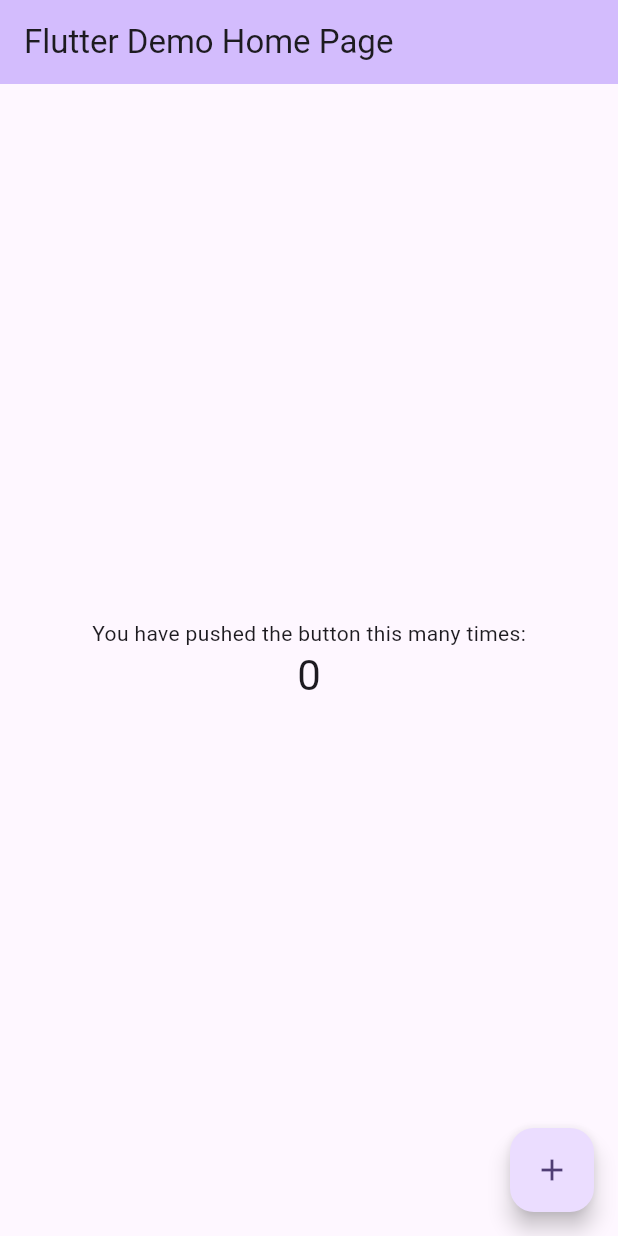
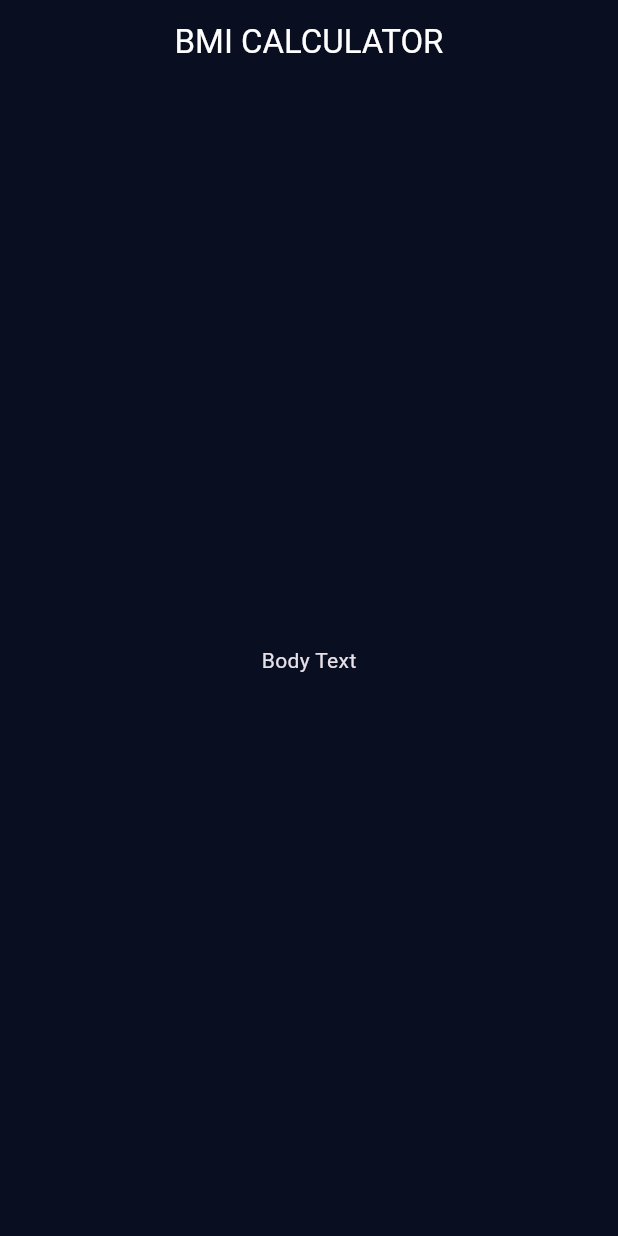
Before and after one commit to harshvaghanii/bmiapp, a Flutter app: the screen it shows after launch, on a phone screen of 412 x 824 dp. Run offline on Flutter 3.47's test engine with Material 3 defaults, Android fonts, the phone set to English and light mode, and no system bars.

Commit message:
adding custom theme and separating the widgets

```diff
--- /dev/null
+++ b/lib/input_page.dart
@@ -0,0 +1,29 @@
+import 'package:flutter/material.dart';
+
+class InputPage extends StatefulWidget {
+  @override
+  _InputPageState createState() => _InputPageState();
+}
+
+class _InputPageState extends State<InputPage> {
+  @override
+  Widget build(BuildContext context) {
+    return Scaffold(
+      appBar: AppBar(
+        title: Center(
+          child: Text(
+            'BMI CALCULATOR',
+            style: TextStyle(
+              color: Colors.white,
+            ),
+          ),
+        ),
+      ),
+      body: Center(
+        child: Text(
+          'Body Text',
+        ),
+      ),
+    );
+  }
+}
--- a/lib/main.dart
+++ b/lib/main.dart
@@ -1,125 +1,20 @@
 import 'package:flutter/material.dart';
+import 'package:bmiapp/input_page.dart';
 
-void main() {
-  runApp(const MyApp());
-}
+void main() => runApp(BMICalculator());
 
-class MyApp extends StatelessWidget {
-  const MyApp({super.key});
-
-  // This widget is the root of your application.
+class BMICalculator extends StatelessWidget {
   @override
   Widget build(BuildContext context) {
     return MaterialApp(
-      title: 'Flutter Demo',
-      theme: ThemeData(
-        // This is the theme of your application.
-        //
-        // TRY THIS: Try running your application with "flutter run". You'll see
-        // the application has a purple toolbar. Then, without quitting the app,
-        // try changing the seedColor in the colorScheme below to Colors.green
-        // and then invoke "hot reload" (save your changes or press the "hot
-        // reload" button in a Flutter-supported IDE, or press "r" if you used
-        // the command line to start the app).
-        //
-        // Notice that the counter didn't reset back to zero; the application
-        // state is not lost during the reload. To reset the state, use hot
-        // restart instead.
-        //
-        // This works for code too, not just values: Most code changes can be
-        // tested with just a hot reload.
-        colorScheme: ColorScheme.fromSeed(seedColor: Colors.deepPurple),
-        useMaterial3: true,
+      theme: ThemeData.dark().copyWith(
+        colorScheme: ColorScheme.fromSwatch(),
+        scaffoldBackgroundColor: const Color(0xFF0A0E21),
+        appBarTheme: AppBarTheme(
+          backgroundColor: Color(0xFF0A0E21),
+        ),
       ),
-      home: const MyHomePage(title: 'Flutter Demo Home Page'),
+      home: InputPage(),
     );
   }
 }
-
-class MyHomePage extends StatefulWidget {
-  const MyHomePage({super.key, required this.title});
-
-  // This widget is the home page of your application. It is stateful, meaning
-  // that it has a State object (defined below) that contains fields that affect
-  // how it looks.
-
-  // This class is the configuration for the state. It holds the values (in this
-  // case the title) provided by the parent (in this case the App widget) and
-  // used by the build method of the State. Fields in a Widget subclass are
-  // always marked "final".
-
-  final String title;
-
-  @override
-  State<MyHomePage> createState() => _MyHomePageState();
-}
-
-class _MyHomePageState extends State<MyHomePage> {
-  int _counter = 0;
-
-  void _incrementCounter() {
-    setState(() {
-      // This call to setState tells the Flutter framework that something has
-      // changed in this State, which causes it to rerun the build method below
-      // so that the display can reflect the updated values. If we changed
-      // _counter without calling setState(), then the build method would not be
-      // called again, and so nothing would appear to happen.
-      _counter++;
-    });
-  }
-
-  @override
-  Widget build(BuildContext context) {
-    // This method is rerun every time setState is called, for instance as done
-    // by the _incrementCounter method above.
-    //
-    // The Flutter framework has been optimized to make rerunning build methods
-    // fast, so that you can just rebuild anything that needs updating rather
-    // than having to individually change instances of widgets.
-    return Scaffold(
-      appBar: AppBar(
-        // TRY THIS: Try changing the color here to a specific color (to
-        // Colors.amber, perhaps?) and trigger a hot reload to see the AppBar
-        // change color while the other colors stay the same.
-        backgroundColor: Theme.of(context).colorScheme.inversePrimary,
-        // Here we take the value from the MyHomePage object that was created by
-        // the App.build method, and use it to set our appbar title.
-        title: Text(widget.title),
-      ),
-      body: Center(
-        // Center is a layout widget. It takes a single child and positions it
-        // in the middle of the parent.
-        child: Column(
-          // Column is also a layout widget. It takes a list of children and
-          // arranges them vertically. By default, it sizes itself to fit its
-          // children horizontally, and tries to be as tall as its parent.
-          //
-          // Column has various properties to control how it sizes itself and
-          // how it positions its children. Here we use mainAxisAlignment to
-          // center the children vertically; the main axis here is the vertical
-          // axis because Columns are vertical (the cross axis would be
-          // horizontal).
-          //
-          // TRY THIS: Invoke "debug painting" (choose the "Toggle Debug Paint"
-          // action in the IDE, or press "p" in the console), to see the
-          // wireframe for each widget.
-          mainAxisAlignment: MainAxisAlignment.center,
-          children: <Widget>[
-            const Text(
-              'You have pushed the button this many times:',
-            ),
-            Text(
-              '$_counter',
-              style: Theme.of(context).textTheme.headlineMedium,
-            ),
-          ],
-        ),
-      ),
-      floatingActionButton: FloatingActionButton(
-        onPressed: _incrementCounter,
-        tooltip: 'Increment',
-        child: const Icon(Icons.add),
-      ), // This trailing comma makes auto-formatting nicer for build methods.
-    );
-  }
-}
```
